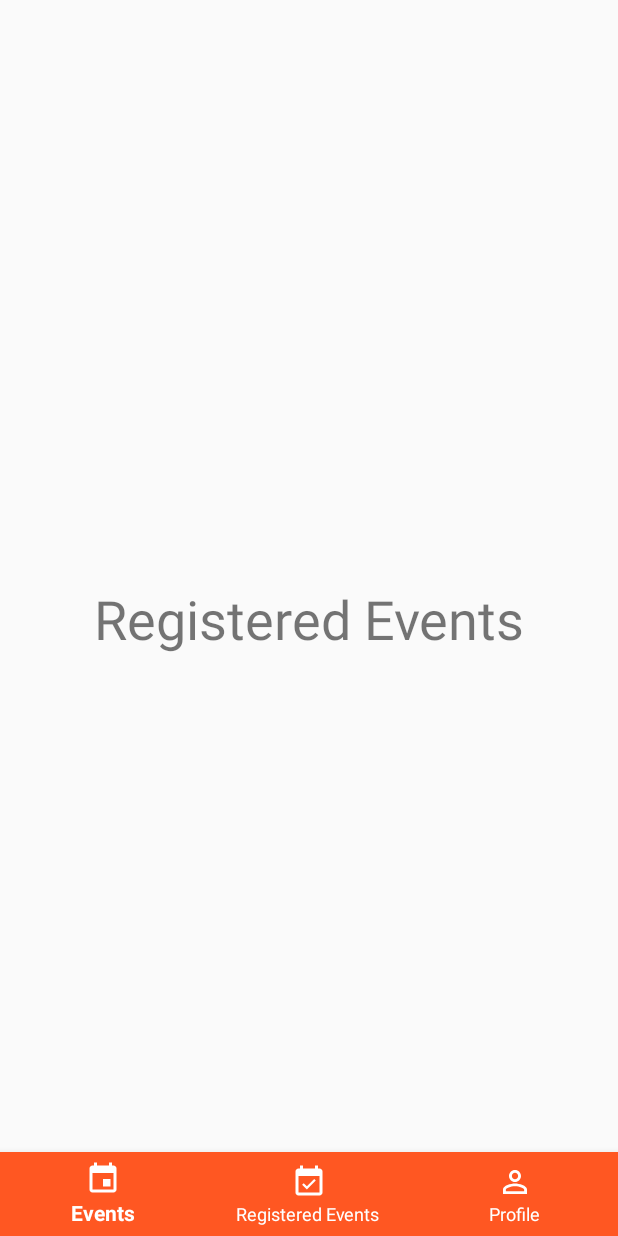
After one commit to BitokBitjob/bitok-app, an Android app: the fragment RegisteredEventFragment placed in its activity, on a phone screen of 412 x 824 dp. The commit adds this screen. Run offline under Robolectric (Android 15) with nearby library versions, the phone set to English and light mode, and no system bars; our stand-ins replace navigation-ui; 1 statement that could not run was skipped.

Commit message:
set buttom navigation

```diff
--- a/app/src/main/java/com/example/bitjobapk/MainActivity.kt
+++ b/app/src/main/java/com/example/bitjobapk/MainActivity.kt
@@ -2,21 +2,56 @@ package com.example.bitjobapk
 
 import androidx.appcompat.app.AppCompatActivity
 import android.os.Bundle
+import android.view.View
+import androidx.fragment.app.Fragment
+import androidx.fragment.app.FragmentContainerView
 import androidx.navigation.NavController
+import androidx.navigation.findNavController
 import androidx.navigation.fragment.NavHostFragment
+import androidx.navigation.ui.setupWithNavController
+import com.example.bitjobapk.ui.main.EventListFragment
+import com.example.bitjobapk.ui.main.ProfileFragment
+import com.example.bitjobapk.ui.main.RegisteredEventFragment
+import com.google.android.material.bottomnavigation.BottomNavigationView
+import com.google.android.material.navigation.NavigationView
 
 class MainActivity : AppCompatActivity() {
+
+
     private  lateinit var navController: NavController
+
+    private lateinit var navView : NavigationView
 
     override fun onCreate(savedInstanceState: Bundle?) {
         super.onCreate(savedInstanceState)
         setContentView(R.layout.activity_main)
+
+
+        val eventlistFragment = EventListFragment()
+        val registeredEventFragment = RegisteredEventFragment()
+        val profileFragment = ProfileFragment()
+        makeCurrentFragment(eventlistFragment)
+
+        navView.setNavigationItemSelectedListener {
+            when (it.itemId){
+                R.id.ic_event -> makeCurrentFragment(eventlistFragment)
+                R.id.ic_registered_event -> makeCurrentFragment(registeredEventFragment)
+                R.id.ic_profile -> makeCurrentFragment(profileFragment)
+            }
+            true
+        }
 
         val navHostFragment = supportFragmentManager
             .findFragmentById(R.id.fragment) as NavHostFragment
         navController = navHostFragment.navController
     }
 
+    private fun makeCurrentFragment(fragmentContainerView: Fragment) =
+        supportFragmentManager.beginTransaction().apply {
+            replace(R.id.fragment, fragmentContainerView)
+            commit()
+        }
+
     override fun onSupportNavigateUp(): Boolean {
         return  navController.navigateUp() ||  super.onSupportNavigateUp()
     }
--- /dev/null
+++ b/app/src/main/java/com/example/bitjobapk/ui/main/RegisteredEventFragment.kt
@@ -0,0 +1,60 @@
+package com.example.bitjobapk.ui.main
+
+import android.os.Bundle
+import androidx.fragment.app.Fragment
+import android.view.LayoutInflater
+import android.view.View
+import android.view.ViewGroup
+import com.example.bitjobapk.R
+
+// TODO: Rename parameter arguments, choose names that match
+// the fragment initialization parameters, e.g. ARG_ITEM_NUMBER
+private const val ARG_PARAM1 = "param1"
+private const val ARG_PARAM2 = "param2"
+
+/**
+ * A simple [Fragment] subclass.
+ * Use the [RegisteredEventFragment.newInstance] factory method to
+ * create an instance of this fragment.
+ */
+class RegisteredEventFragment : Fragment() {
+    // TODO: Rename and change types of parameters
+    private var param1: String? = null
+    private var param2: String? = null
+
+    override fun onCreate(savedInstanceState: Bundle?) {
+        super.onCreate(savedInstanceState)
+        arguments?.let {
+            param1 = it.getString(ARG_PARAM1)
+            param2 = it.getString(ARG_PARAM2)
+        }
+    }
+
+    override fun onCreateView(
+        inflater: LayoutInflater, container: ViewGroup?,
+        savedInstanceState: Bundle?
+    ): View? {
+        // Inflate the layout for this fragment
+        return inflater.inflate(R.layout.fragment_registered_event, container, false)
+    }
+
+    companion object {
+        /**
+         * Use this factory method to create a new instance of
+         * this fragment using the provided parameters.
+         *
+         * @param param1 Parameter 1.
+         * @param param2 Parameter 2.
+         * @return A new instance of fragment RegisteredEventFragment.
+         */
+        // TODO: Rename and change types and number of parameters
+        @JvmStatic
+        fun newInstance(param1: String, param2: String) =
+            RegisteredEventFragment().apply {
+                arguments = Bundle().apply {
+                    putString(ARG_PARAM1, param1)
+                    putString(ARG_PARAM2, param2)
+                }
+            }
+    }
+}
--- /dev/null
+++ b/app/src/main/res/drawable/ic_event.xml
@@ -0,0 +1,5 @@
+<vector android:height="24dp" android:tint="#FFFFFF"
+    android:viewportHeight="24" android:viewportWidth="24"
+    android:width="24dp" xmlns:android="http://schemas.android.com/apk/res/android">
+    <path android:fillColor="@android:color/white" android:pathData="M17,12h-5v5h5v-5zM16,1v2L8,3L8,1L6,1v2L5,3c-1.11,0 -1.99,0.9 -1.99,2L3,19c0,1.1 0.89,2 2,2h14c1.1,0 2,-0.9 2,-2L21,5c0,-1.1 -0.9,-2 -2,-2h-1L18,1h-2zM19,19L5,19L5,8h14v11z"/>
+</vector>
--- /dev/null
+++ b/app/src/main/res/drawable/ic_profile.xml
@@ -0,0 +1,5 @@
+<vector android:height="24dp" android:tint="#FFFFFF"
+    android:viewportHeight="24" android:viewportWidth="24"
+    android:width="24dp" xmlns:android="http://schemas.android.com/apk/res/android">
+    <path android:fillColor="@android:color/white" android:pathData="M12,5.9c1.16,0 2.1,0.94 2.1,2.1s-0.94,2.1 -2.1,2.1S9.9,9.16 9.9,8s0.94,-2.1 2.1,-2.1m0,9c2.97,0 6.1,1.46 6.1,2.1v1.1L5.9,18.1L5.9,17c0,-0.64 3.13,-2.1 6.1,-2.1M12,4C9.79,4 8,5.79 8,8s1.79,4 4,4 4,-1.79 4,-4 -1.79,-4 -4,-4zM12,13c-2.67,0 -8,1.34 -8,4v3h16v-3c0,-2.66 -5.33,-4 -8,-4z"/>
+</vector>
--- /dev/null
+++ b/app/src/main/res/drawable/ic_registered_event.xml
@@ -0,0 +1,5 @@
+<vector android:height="24dp" android:tint="#FFFFFF"
+    android:viewportHeight="24" android:viewportWidth="24"
+    android:width="24dp" xmlns:android="http://schemas.android.com/apk/res/android">
+    <path android:fillColor="@android:color/white" android:pathData="M16.53,11.06L15.47,10l-4.88,4.88 -2.12,-2.12 -1.06,1.06L10.59,17l5.94,-5.94zM19,3h-1L18,1h-2v2L8,3L8,1L6,1v2L5,3c-1.11,0 -1.99,0.9 -1.99,2L3,19c0,1.1 0.89,2 2,2h14c1.1,0 2,-0.9 2,-2L21,5c0,-1.1 -0.9,-2 -2,-2zM19,19L5,19L5,8h14v11z"/>
+</vector>
--- a/app/src/main/res/layout/activity_main.xml
+++ b/app/src/main/res/layout/activity_main.xml
@@ -17,4 +17,18 @@
         app:layout_constraintStart_toStartOf="parent"
         app:layout_constraintTop_toTopOf="parent"
         app:navGraph="@navigation/nav_graph" />
+
+    <com.google.android.material.bottomnavigation.BottomNavigationView
+        android:id="@+id/bottom_navigation"
+        android:layout_width="match_parent"
+        android:layout_height="wrap_content"
+        app:layout_constraintBottom_toBottomOf="parent"
+        app:layout_constraintLeft_toLeftOf="parent"
+        app:layout_constraintRight_toRightOf="parent"
+        app:menu="@menu/menu"
+        android:background="#FF5722"
+        app:itemIconTint="#ffff"
+        app:itemTextColor="#ffff"/>
+
+
 </androidx.constraintlayout.widget.ConstraintLayout>
--- /dev/null
+++ b/app/src/main/res/layout/fragment_registered_event.xml
@@ -0,0 +1,21 @@
+<?xml version="1.0" encoding="utf-8"?>
+<androidx.constraintlayout.widget.ConstraintLayout xmlns:android="http://schemas.android.com/apk/res/android"
+    xmlns:tools="http://schemas.android.com/tools"
+    android:layout_width="match_parent"
+    android:layout_height="match_parent"
+    xmlns:app="http://schemas.android.com/apk/res-auto"
+    tools:context=".ui.main.RegisteredEventFragment">
+
+    <!-- TODO: Update blank fragment layout -->
+    <TextView
+        android:id="@+id/registered"
+        android:layout_width="wrap_content"
+        android:layout_height="wrap_content"
+        android:text="Registered Events"
+        android:textSize="36dp"
+        app:layout_constraintTop_toTopOf="parent"
+        app:layout_constraintBottom_toBottomOf="parent"
+        app:layout_constraintLeft_toLeftOf="parent"
+        app:layout_constraintRight_toRightOf="parent"/>
+
+</androidx.constraintlayout.widget.ConstraintLayout>
--- /dev/null
+++ b/app/src/main/res/menu/menu.xml
@@ -0,0 +1,15 @@
+<?xml version="1.0" encoding="utf-8"?>
+<menu xmlns:android="http://schemas.android.com/apk/res/android">
+    <item
+        android:id="@+id/ic_event"
+        android:icon="@drawable/ic_event"
+        android:title="Events"/>
+    <item
+        android:id="@+id/ic_registered_event"
+        android:icon="@drawable/ic_registered_event"
+        android:title="Registered Events"/>
+    <item
+        android:id="@+id/ic_profile"
+        android:icon="@drawable/ic_profile"
+        android:title="Profile"/>
+</menu>
```
Also changed, not shown: app/src/main/java/com/example/bitjobapk/ui/main/ProfileFragment.kt (added, +60 -0 lines), app/src/main/res/layout/fragment_profile.xml (added, +21 -0 lines).
